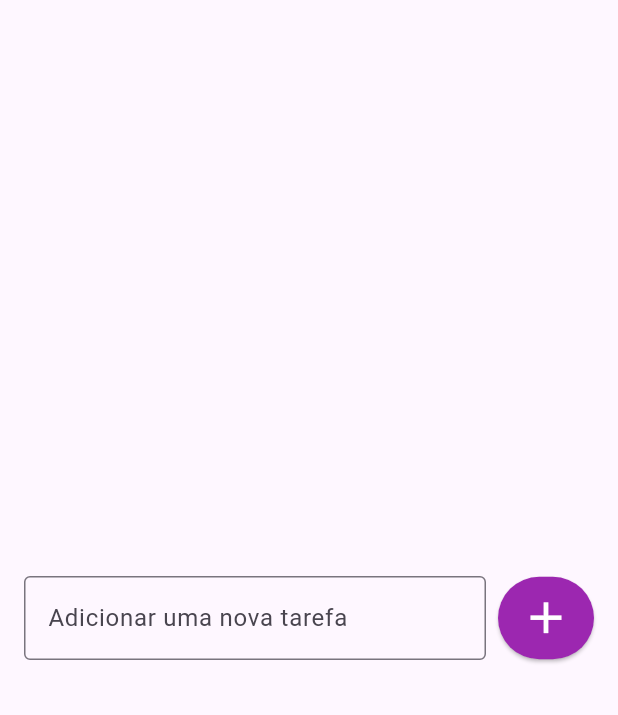
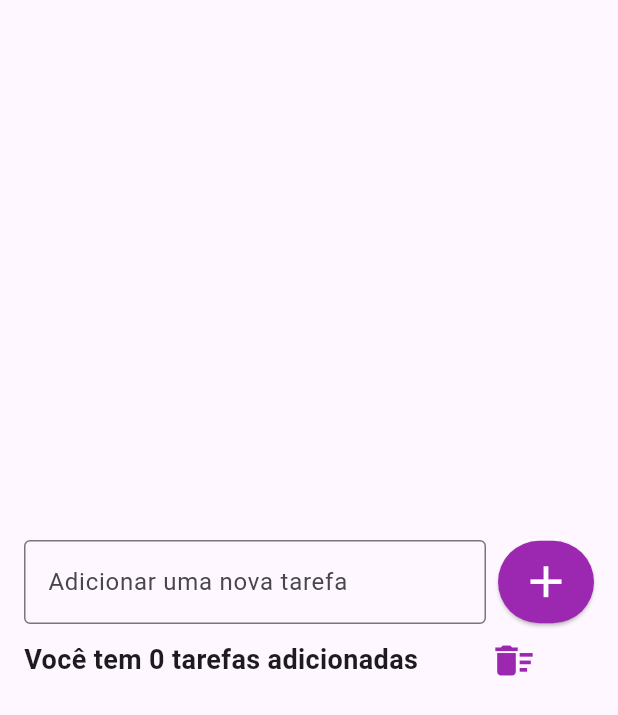
Before and after one commit to GianiBraga/Tarefas, a Flutter app: the screen it shows after launch, on a phone screen of 412 x 824 dp. Shown: the top 715 px of the screen. Run offline on Flutter 3.47's test engine with Material 3 defaults, Android fonts, the phone set to English and light mode, and no system bars.

Commit message:
adicionado text e iconbutton
Adicionado um novo texto e um botão

```diff
--- a/tarefas1/tarefas/lib/pages/todo_list_page.dart
+++ b/tarefas1/tarefas/lib/pages/todo_list_page.dart
@@ -36,7 +36,9 @@ class _TodoListPageState extends State<TodoListPage> {
                             )),
                       ),
                     ),
-                    SizedBox(width: 8,),
+                    SizedBox(
+                      width: 8,
+                    ),
                     // Botão de adicionar nova tarefa.
                     ElevatedButton(
                       style: ElevatedButton.styleFrom(
@@ -47,12 +49,34 @@ class _TodoListPageState extends State<TodoListPage> {
                       child: Icon(
                         Icons.add,
                         size: 35,
-                        color: Colors.white ,
+                        color: Colors.white,
                       ),
-
                     ),
                   ],
                 ),
+                // Novas informações
+                // Texto contendo a quantidade de tarefas
+                // botão com o icone de lixeira
+                Row(children: [
+                  // Texto que mostra a quantidade de tarefas
+                  Text(
+                    'Você tem 0 tarefas adicionadas',
+                    style: TextStyle(
+                      fontSize: 18,
+                      fontWeight: FontWeight.bold,
+                    ),
+                  ),
+                  SizedBox(width: 40),
+                  // Botão de lixeira
+                  IconButton(
+                    icon: Icon(
+                      Icons.delete_sweep,
+                      color: Colors.purple,
+                      size: 30,
+                    ),
+                    onPressed: () {},
+                  ),
+                ]),
               ],
             ),
           ),
```
